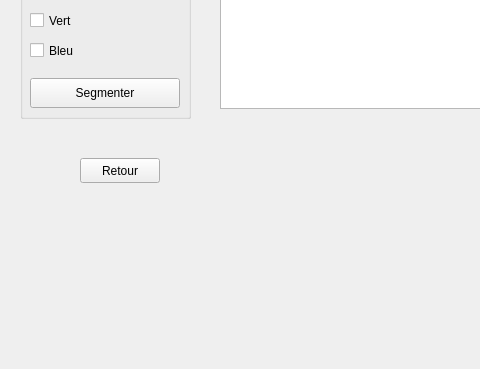
Qt form Descripteurs/tessst/mainwindow.ui (TomAuclin/PROJETC_LMLTM) before a commit; both pictures show x 0 to 480 and y 331 to 700 of the 1299 by 700 pixel window.
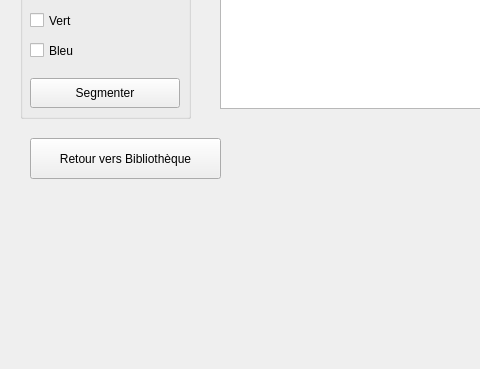
The same form after that commit.

Patch:
```diff
--- a/Descripteurs/tessst/mainwindow.ui
+++ b/Descripteurs/tessst/mainwindow.ui
@@ -206,14 +206,14 @@
    <widget class="QPushButton" name="RetourVersBiblio">
     <property name="geometry">
      <rect>
-      <x>80</x>
-      <y>470</y>
-      <width>80</width>
-      <height>25</height>
+      <x>30</x>
+      <y>450</y>
+      <width>191</width>
+      <height>41</height>
      </rect>
     </property>
     <property name="text">
-     <string>Retour</string>
+     <string>Retour vers Bibliothèque</string>
     </property>
    </widget>
   </widget>
```
